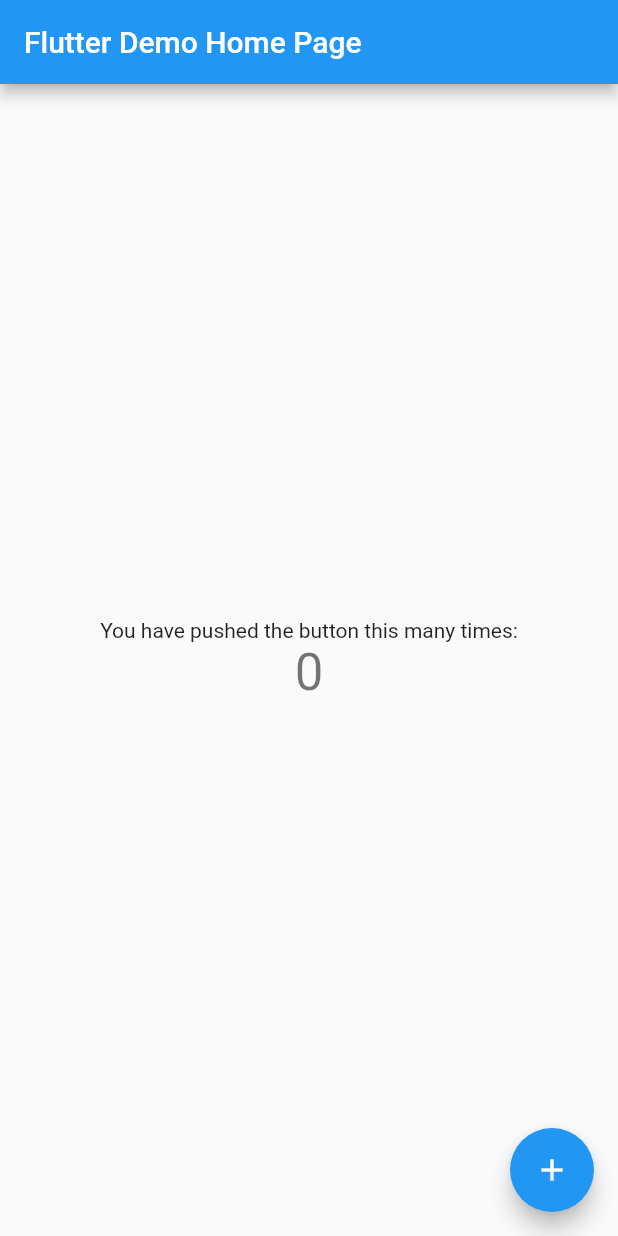
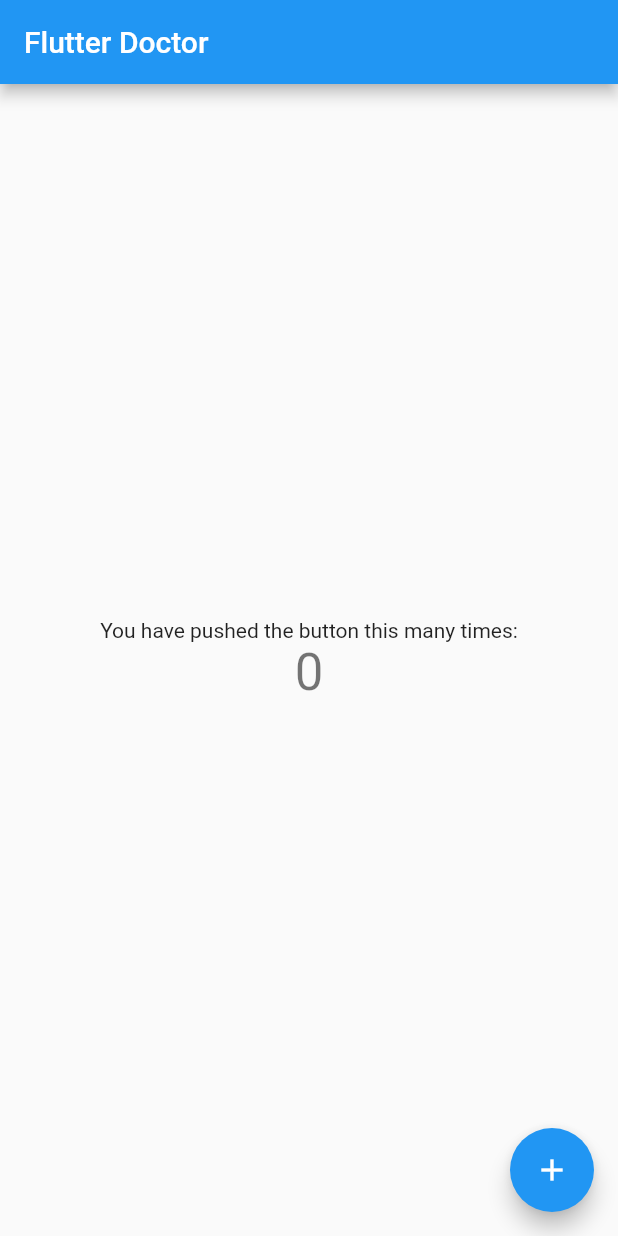
Before and after one commit to Krt-dev/Find_your_doctor, a Flutter app: the screen it shows after launch, on a phone screen of 412 x 824 dp. Run offline on Flutter 3.47's test engine with Material 2 defaults, Android fonts, the phone set to English and light mode, and no system bars; our stand-ins replace google_fonts.

Commit message:
removedTextTitle

```diff
--- a/flutter-doctor-app-main/starter/doctor_app/lib/main.dart
+++ b/flutter-doctor-app-main/starter/doctor_app/lib/main.dart
@@ -46,7 +46,7 @@ class _MyHomePageState extends State<MyHomePage> {
     return Scaffold(
       appBar: AppBar(
 
-        title: Text(widget.title),
+        title: Text("Flutter Doctor"),
       ),
       body: Center(
 
```
